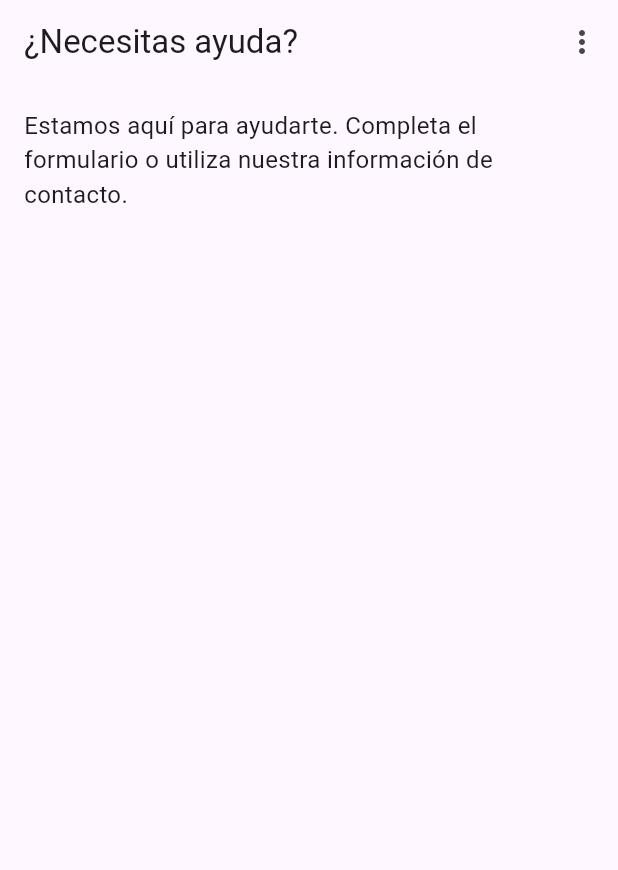
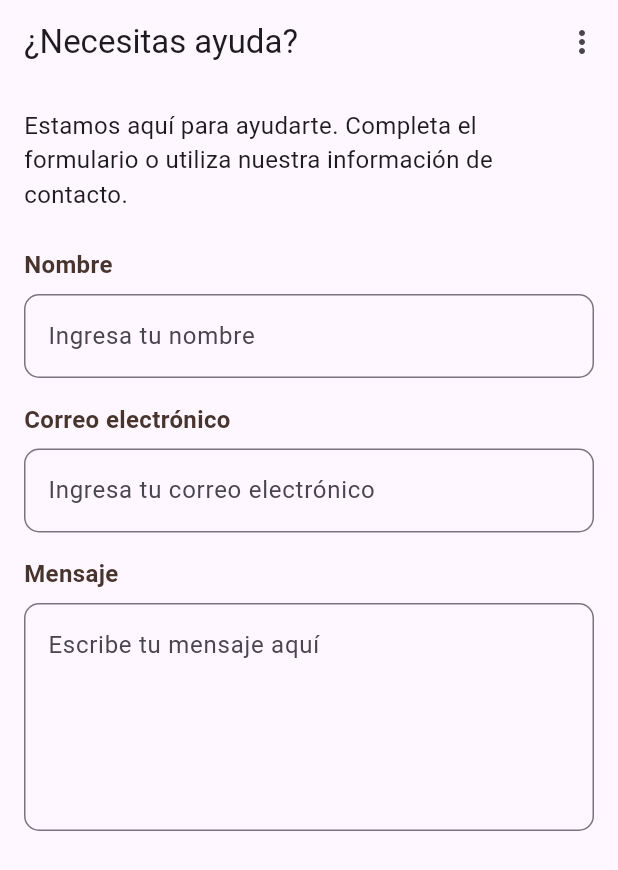
Before and after one commit to Ipeross/Examen_Moviles_Feast_Fit_IPO, a Flutter app: the ContactScreen screen opened directly, on a phone screen of 412 x 824 dp. Shown: the top 870 px of the screen. Run offline on Flutter 3.47's test engine with Material 3 defaults, Android fonts, the phone set to English and light mode, and no system bars.

Commit message:
Start the form on ContactScreen

```diff
--- a/lib/screens/contact_screen.dart
+++ b/lib/screens/contact_screen.dart
@@ -10,17 +10,79 @@ class ContactScreen extends StatelessWidget {
   Widget build(BuildContext context) {
     final themeProvider = Provider.of<ThemeProvider>(context);
 
-    return const Scaffold(
-      appBar: CustomAppBar3(title: '¿Necesitas ayuda?'),
+    return Scaffold(
+      appBar: const CustomAppBar3(title: '¿Necesitas ayuda?'),
       body: SingleChildScrollView(
-        padding: EdgeInsets.all(16.0),
+        padding: const EdgeInsets.all(16.0),
         child: Column(
           crossAxisAlignment: CrossAxisAlignment.start,
           children: [
-            Text(
+            const Text(
               'Estamos aquí para ayudarte. Completa el formulario o utiliza nuestra información de contacto.',
               style: TextStyle(
                 fontSize: 16,
+              ),
+            ),
+            const SizedBox(height: 24),
+
+            // Formulario de contacto
+            const Text(
+              'Nombre',
+              style: TextStyle(
+                fontSize: 16,
+                fontWeight: FontWeight.bold,
+                color: Color.fromARGB(255, 71, 52, 45),
+              ),
+            ),
+            const SizedBox(height: 8),
+            TextFormField(
+              decoration: InputDecoration(
+                hintText: 'Ingresa tu nombre',
+                border: OutlineInputBorder(
+                  borderRadius: BorderRadius.circular(10),
+                  borderSide: const BorderSide(color: Color.fromARGB(255, 71, 52, 45)),
+                ),
+              ),
+            ),
+            const SizedBox(height: 16),
+
+            const Text(
+              'Correo electrónico',
+              style: TextStyle(
+                fontSize: 16,
+                fontWeight: FontWeight.bold,
+                color: Color.fromARGB(255, 71, 52, 45)
+              ),
+            ),
+            const SizedBox(height: 8),
+            TextFormField(
+              decoration: InputDecoration(
+                hintText: 'Ingresa tu correo electrónico',
+                border: OutlineInputBorder(
+                  borderRadius: BorderRadius.circular(10),
+                  borderSide: const BorderSide(color: Color.fromARGB(255, 71, 52, 45)),
+                ),
+              ),
+            ),
+            const SizedBox(height: 16),
+
+            const Text(
+              'Mensaje',
+              style: TextStyle(
+                fontSize: 16,
+                fontWeight: FontWeight.bold,
+                color: Color.fromARGB(255, 71, 52, 45)
+              ),
+            ),
+            const SizedBox(height: 8),
+            TextFormField(
+              maxLines: 5,
+              decoration: InputDecoration(
+                hintText: 'Escribe tu mensaje aquí',
+                border: OutlineInputBorder(
+                  borderRadius: BorderRadius.circular(10),
+                  borderSide: const BorderSide(color: Color.fromARGB(255, 71, 52, 45)),
+                ),
               ),
             ),
           ],
```
